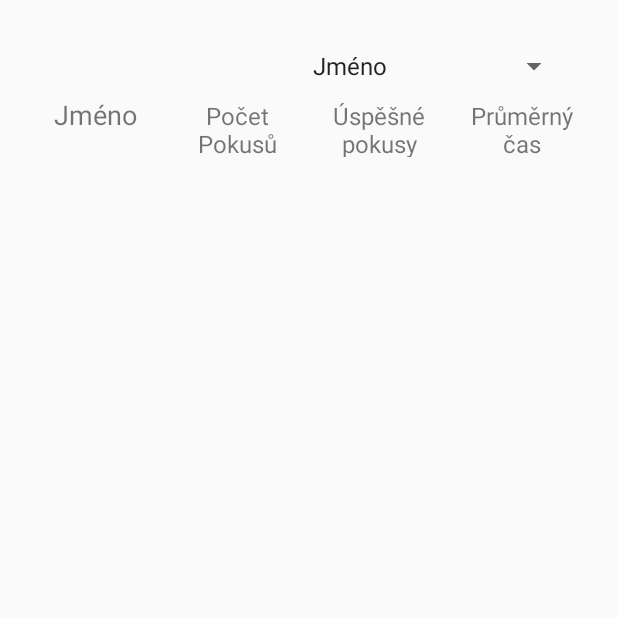
After one commit to robertjuran/DP, an Android app built with Jetpack Compose: the LeaderboardActivity screen opened directly, with no data from a screen before it, on a phone screen of 412 x 824 dp, the top half of it. The commit adds this screen. Run offline under Robolectric (Android 15) with nearby library versions, the phone set to English and light mode, and no system bars.

Commit message:
(messy) Pridana "registrace" pres edit text v menu a leaderboard. Data ukladana do .txt v zarizeni.

```diff
--- a/app/src/main/AndroidManifest.xml
+++ b/app/src/main/AndroidManifest.xml
@@ -25,6 +25,9 @@
 
             <!-- Add exported attribute for Android 12 compatibility -->
         </activity>
+
+        <activity android:name=".LeaderboardActivity" />
+
     </application>
 
 </manifest>
--- /dev/null
+++ b/app/src/main/java/com/example/diplomka_test/LeaderboardActivity.kt
@@ -0,0 +1,142 @@
+package com.example.diplomka_test
+
+import android.os.Bundle
+import android.view.LayoutInflater
+import android.view.View
+import android.view.ViewGroup
+import android.widget.*
+import androidx.appcompat.app.AppCompatActivity
+import androidx.recyclerview.widget.LinearLayoutManager
+import androidx.recyclerview.widget.RecyclerView
+import java.io.FileNotFoundException
+
+class LeaderboardActivity : AppCompatActivity() {
+
+    private lateinit var recyclerView: RecyclerView
+    private lateinit var leaderboardAdapter: LeaderboardAdapter
+    private lateinit var sortBySpinner: Spinner
+
+    override fun onCreate(savedInstanceState: Bundle?) {
+        super.onCreate(savedInstanceState)
+        window.decorView.systemUiVisibility = View.SYSTEM_UI_FLAG_FULLSCREEN
+        supportActionBar?.hide()
+        setContentView(R.layout.activity_leaderboard)
+
+        recyclerView = findViewById(R.id.recyclerView)
+        recyclerView.layoutManager = LinearLayoutManager(this)
+
+        sortBySpinner = findViewById(R.id.sortBySpinner) // Initialize sortBySpinner
+
+        val sortByOptions = arrayOf("Jméno", "Počet Pokusů", "Úspěšné pokusy", "Průměrný čas")
+        val adapter = ArrayAdapter(this, android.R.layout.simple_spinner_item, sortByOptions)
+        adapter.setDropDownViewResource(android.R.layout.simple_spinner_dropdown_item)
+        sortBySpinner.adapter = adapter
+
+        val users = loadUsersFromStorage()
+
+        leaderboardAdapter = LeaderboardAdapter(users)
+        recyclerView.adapter = leaderboardAdapter
+
+        leaderboardAdapter.setShowHeader(true) // Zobrazit hlavičku
+
+        sortBySpinner.onItemSelectedListener = object : AdapterView.OnItemSelectedListener {
+            override fun onItemSelected(parent: AdapterView<*>?, view: View?, position: Int, id: Long) {
+                // Sort data based on selected option
+                val selectedSortOption = sortByOptions[position]
+                leaderboardAdapter.sortBy(selectedSortOption)
+            }
+
+            override fun onNothingSelected(parent: AdapterView<*>?) {
+                // Do nothing
+            }
+        }
+    }
+
+    private fun loadUsersFromStorage(): List<User> {
+        val users = mutableListOf<User>()
+        try {
+            val fileName = "user_results.txt"
+            applicationContext.openFileInput(fileName).bufferedReader().useLines { lines ->
+                lines.forEach { line ->
+                    val parts = line.split(",")
+                    if (parts.size == 4) {
+                        val userName = parts[0]
+                        val totalAttempts = parts[1].toInt()
+                        val successfulAttempts = parts[2].toInt()
+                        val averageSpeed = parts[3].toLong()
+                        users.add(User(userName, totalAttempts, successfulAttempts, averageSpeed))
+                    }
+                }
+            }
+        } catch (e: FileNotFoundException) {
+            // File does not exist or is empty
+        }
+        return users
+    }
+
+    class LeaderboardAdapter(private var users: List<User>) :
+        RecyclerView.Adapter<LeaderboardAdapter.LeaderboardViewHolder>() {
+
+        private var showHeader = true // Zobrazovat hlavičku
+
+        fun setShowHeader(show: Boolean) {
+            showHeader = show
+            notifyDataSetChanged() // Aktualizovat zobrazení
+        }
+
+        fun sortBy(option: String) {
+            // Sort data based on the selected option
+            when (option) {
+                "Jméno" -> users = users.sortedBy { it.name }
+                "Počet Pokusů" -> users = users.sortedByDescending { it.totalAttempts }
+                "Úspěšné pokusy" -> users = users.sortedByDescending { it.successfulAttempts }
+                "Průměrný čas" -> users = users.sortedBy { it.averageSpeed }
+            }
+            notifyDataSetChanged()
+        }
+
+        override fun onCreateViewHolder(parent: ViewGroup, viewType: Int): LeaderboardViewHolder {
+            val layoutResId = if (viewType == VIEW_TYPE_HEADER) R.layout.item_leaderboard_header else R.layout.item_leaderboard
+            val view = LayoutInflater.from(parent.context).inflate(layoutResId, parent, false)
+            return LeaderboardViewHolder(view)
+        }
+
+        override fun onBindViewHolder(holder: LeaderboardViewHolder, position: Int) {
+            if (getItemViewType(position) == VIEW_TYPE_HEADER) {
+                holder.bindHeader() // Nastavit hlavičku
+            } else {
+                val user = users[position - if (showHeader) 1 else 0]
+                holder.bind(user)
+            }
+        }
+
+        override fun getItemCount(): Int {
+            return users.size + if (showHeader) 1 else 0
+        }
+
+        override fun getItemViewType(position: Int): Int {
+            return if (position == 0 && showHeader) VIEW_TYPE_HEADER else VIEW_TYPE_ITEM
+        }
+
+        inner class LeaderboardViewHolder(itemView: View) : RecyclerView.ViewHolder(itemView) {
+            fun bind(user: User) {
+                itemView.findViewById<TextView>(R.id.userNameTextView).text = user.name
+                itemView.findViewById<TextView>(R.id.attemptsTextView).text = user.totalAttempts.toString()
+                itemView.findViewById<TextView>(R.id.successfulAttemptsTextView).text = user.successfulAttempts.toString()
+                itemView.findViewById<TextView>(R.id.averageSpeedTextView).text = "${user.averageSpeed} ms"
+            }
+
+            fun bindHeader() {
+                itemView.findViewById<TextView>(R.id.userNameTextView).text = "Jméno"
+                itemView.findViewById<TextView>(R.id.attemptsTextView).text = "Počet Pokusů"
+                itemView.findViewById<TextView>(R.id.successfulAttemptsTextView).text = "Úspěšné pokusy"
+                itemView.findViewById<TextView>(R.id.averageSpeedTextView).text = "Průměrný čas"
+            }
+        }
+
+        companion object {
+            private const val VIEW_TYPE_HEADER = 0
+            private const val VIEW_TYPE_ITEM = 1
+        }
+    }
+}
--- /dev/null
+++ b/app/src/main/res/layout/activity_leaderboard.xml
@@ -0,0 +1,30 @@
+<!-- activity_leaderboard.xml -->
+<RelativeLayout xmlns:android="http://schemas.android.com/apk/res/android"
+    xmlns:tools="http://schemas.android.com/tools"
+    android:layout_width="match_parent"
+    android:layout_height="match_parent"
+    android:padding="16dp"
+    tools:context="com.example.diplomka_test.LeaderboardActivity">
+
+    <!-- Drop-down pro výběr řazení -->
+    <Spinner
+        android:id="@+id/sortBySpinner"
+        android:layout_width="wrap_content"
+        android:layout_height="wrap_content"
+        android:layout_alignParentEnd="true"
+        android:layout_alignParentTop="true"
+        android:layout_marginEnd="16dp"
+        android:layout_marginTop="16dp" />
+
+    <!-- RecyclerView pro zobrazení žebříčku -->
+    <androidx.recyclerview.widget.RecyclerView
+        android:id="@+id/recyclerView"
+        android:layout_width="match_parent"
+        android:layout_height="wrap_content"
+        android:layout_below="@id/sortBySpinner"
+        android:paddingTop="8dp"
+        android:paddingBottom="8dp"
+        android:clipToPadding="false"
+        android:scrollbars="vertical" />
+
+</RelativeLayout>
--- /dev/null
+++ b/app/src/main/res/layout/item_leaderboard_header.xml
@@ -0,0 +1,43 @@
+<!-- item_leaderboard_header.xml -->
+<LinearLayout xmlns:android="http://schemas.android.com/apk/res/android"
+    android:layout_width="match_parent"
+    android:layout_height="wrap_content"
+    android:orientation="horizontal">
+
+    <TextView
+        android:id="@+id/userNameTextView"
+        android:layout_width="0dp"
+        android:layout_height="wrap_content"
+        android:layout_weight="1"
+        android:textSize="18sp"
+        android:text="Jméno"
+        android:gravity="center"/>
+
+    <TextView
+        android:id="@+id/attemptsTextView"
+        android:layout_width="0dp"
+        android:layout_height="wrap_content"
+        android:layout_weight="1"
+        android:textSize="16sp"
+        android:text="Počet Pokusů"
+        android:gravity="center"/>
+
+    <TextView
+        android:id="@+id/successfulAttemptsTextView"
+        android:layout_width="0dp"
+        android:layout_height="wrap_content"
+        android:layout_weight="1"
+        android:textSize="16sp"
+        android:text="Úspěšné pokusy"
+        android:gravity="center"/>
+
+    <TextView
+        android:id="@+id/averageSpeedTextView"
+        android:layout_width="0dp"
+        android:layout_height="wrap_content"
+        android:layout_weight="1"
+        android:textSize="16sp"
+        android:text="Průměrný čas"
+        android:gravity="center"/>
+
+</LinearLayout>
```
Also changed, not shown: app/src/main/java/com/example/diplomka_test/GameActivity.kt (+58 -0 lines), app/src/main/java/com/example/diplomka_test/MainActivity.kt (+17 -0 lines), app/src/main/java/com/example/diplomka_test/User.kt (added, +9 -0 lines), app/src/main/res/layout/activity_main.xml (+23 -0 lines), app/src/main/res/layout/item_leaderboard.xml (added, +43 -0 lines), app/src/main/res/values/strings.xml (+7 -0 lines).
